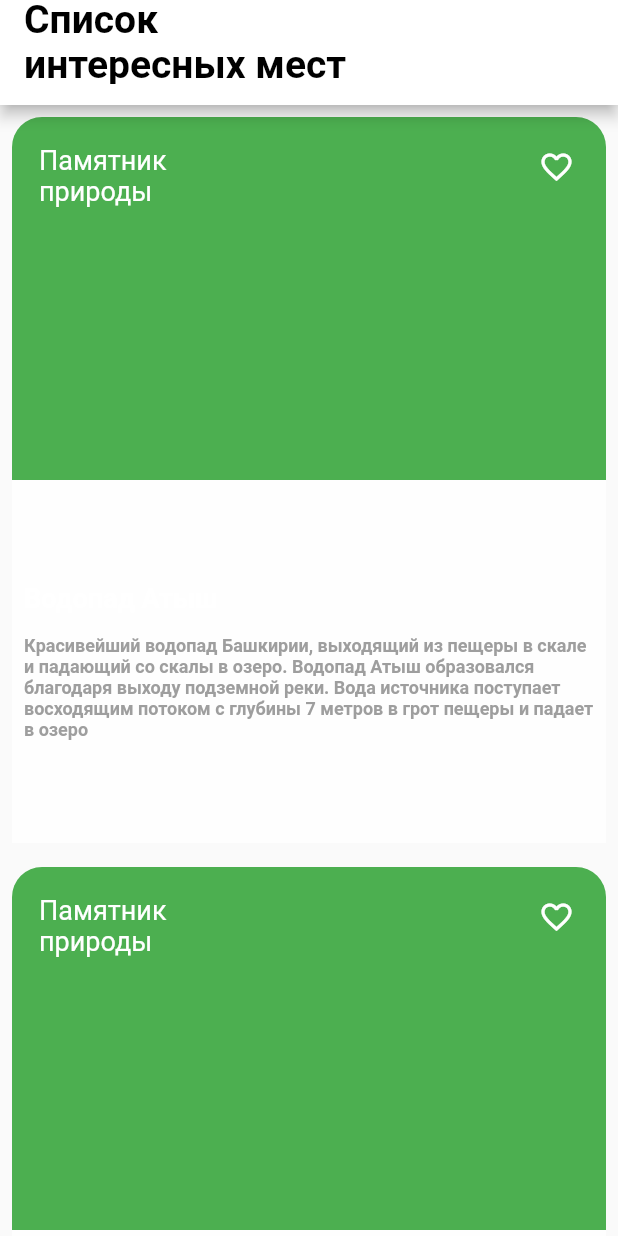
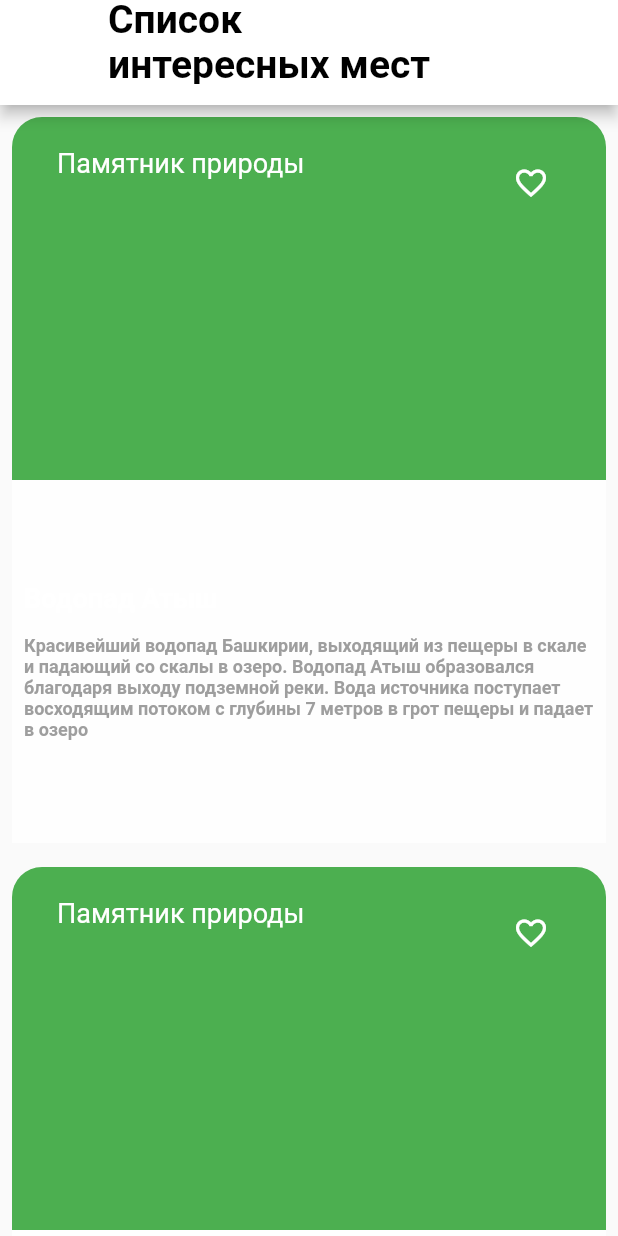
Before and after one commit to venerara/places, a Flutter app: the SightListScreen screen opened directly, on a phone screen of 412 x 824 dp. Run offline on Flutter 3.47's test engine with Material 2 defaults, Android fonts, the phone set to English and light mode, and no system bars.

Commit message:
changes to merge

```diff
--- a/lib/main.dart
+++ b/lib/main.dart
@@ -20,7 +20,7 @@
     return MaterialApp(
       title: 'Flutter Demo App',
       theme: ThemeData(),
-      home: SightListScreen(),
+      home: SightDetails(),
     );
   }
 }
--- a/lib/mocks.dart
+++ b/lib/mocks.dart
@@ -1,8 +1,7 @@
 import 'package:flutter/material.dart';
 import 'package:places/domain/sight.dart';
 
-class Mocks {
-  static final List<Sight> mocks = [
+final List<Sight> mocks = [
   Sight(
     name: 'Водопад Атыш',
     lat: 54.55,
@@ -16,8 +15,7 @@
     name: 'Пещера Шульган-Таш (Капова)',
     lat: 53.02,
     lon: 57.03,
-      url:
-          'https://uraloved.ru/images/mesta/bashkiriya/belaya/kapova-pesh-4.jpg',
+    url: 'https://uraloved.ru/images/mesta/bashkiriya/belaya/kapova-pesh-4.jpg',
     details:
         'Широкую известность пещере придали  около двухсот древних наскальных рисунков, выполненных красной охрой и углем. Возраст рисунков  – 14−14,5 тысяч лет, размер – от 44 до 112 сантиметров. Древние люди изобразили мамонтов, лошадей, других животных, антропоморфные фигуры. Слева от входа в пещеру – озеро глубиной более 80 метров',
     type: 'Памятник природы',
@@ -33,4 +31,3 @@
     type: 'Памятник природы',
   ),
 ];
-}
--- a/lib/ui/res/appstrings.dart
+++ b/lib/ui/res/appstrings.dart
@@ -1,16 +1,18 @@
 import 'package:flutter/material.dart';
 
-/// Текстовые константы
+class AppStrings {
+  /// Текстовые константы
 
-/// AppBar в sight_list_screen
-const titleAppBar = 'Список\nинтересных мест';
+  /// AppBar в sight_list_screen
+  static const titleAppBar = 'Список\nинтересных мест';
 
-/// Кнопки в sight_details
-const titleRoutebutton = 'ПОСТРОИТЬ МАРШРУТ';
-const titlePlanbutton = 'Запланировать';
-const titleFavoritebutton = 'В Избранное';
-const placeName = 'Пряности и радости';
-const placeType = 'ресторан';
-const placeMode = '    закрыто до 09:00';
-const placeDetails =
-    'Кавказские пряности и европейские радости не оставят вас равнодушными. Приготовленные по традиционным грузинским рецептам аджапсандал, несколько видов  хачапури, харчо, лобио и хинкали соседствуют с главными хитами европейской кухни, авторскими блюдами от шеф-повара и великолепными десертами от нашего шеф-кондитера!';
+  /// Кнопки в sight_details
+  static const titleRoutebutton = 'ПОСТРОИТЬ МАРШРУТ';
+  static const titlePlanbutton = 'Запланировать';
+  static const titleFavoritebutton = 'В Избранное';
+  static const placeName = 'Пряности и радости';
+  static const placeType = 'ресторан';
+  static const placeMode = '    закрыто до 09:00';
+  static const placeDetails =
+      'Кавказские пряности и европейские радости не оставят вас равнодушными. Приготовленные по традиционным грузинским рецептам аджапсандал, несколько видов  хачапури, харчо, лобио и хинкали соседствуют с главными хитами европейской кухни, авторскими блюдами от шеф-повара и великолепными десертами от нашего шеф-кондитера!';
+}
--- a/lib/ui/res/buttons.dart
+++ /dev/null
@@ -1,94 +0,0 @@
-import 'package:flutter/material.dart';
-import 'package:places/ui/res/appstrings.dart';
-
-/// кнопка Запланировать
-class PlanButton extends StatelessWidget {
-  const PlanButton({Key? key}) : super(key: key);
-
-  @override
-  Widget build(BuildContext context) {
-    return TextButton(
-      onPressed: () {},
-      style: ButtonStyle(
-        foregroundColor: MaterialStateProperty.all<Color>(Colors.grey),
-      ),
-      child: Row(
-        mainAxisAlignment: MainAxisAlignment.center,
-        children: [
-          Icon(Icons.favorite_border),
-          Text(titlePlanbutton),
-          SizedBox(width: 30, height: 30),
-        ],
-      ),
-    );
-  }
-}
-
-/// кнопка В Избранное
-class FavoriteButton extends StatelessWidget {
-  const FavoriteButton({Key? key}) : super(key: key);
-
-  @override
-  Widget build(BuildContext context) {
-    return TextButton(
-      onPressed: () {},
-      style: ButtonStyle(
-        foregroundColor: MaterialStateProperty.all<Color>(Colors.black),
-      ),
-      child: Row(
-        mainAxisAlignment: MainAxisAlignment.center,
-        children: [
-          Icon(Icons.favorite_border),
-          Text(titleFavoritebutton),
-          SizedBox(width: 30, height: 30),
-        ],
-      ),
-    );
-  }
-}
-
-/// кнопка ПОСТРОИТЬ МАРШРУТ
-class RouteButton extends StatelessWidget {
-  const RouteButton({Key? key}) : super(key: key);
-
-  @override
-  Widget build(BuildContext context) {
-    return TextButton(
-      onPressed: () {},
-      style: ButtonStyle(
-        backgroundColor: MaterialStateProperty.all<Color>(Colors.green),
-        foregroundColor: MaterialStateProperty.all<Color>(Colors.white),
-      ),
-      child: Row(
-        mainAxisAlignment: MainAxisAlignment.center,
-        children: [
-          SizedBox(height: 50, width: 20),
-          Icon(Icons.directions_bus),
-          Text(titleRoutebutton),
-        ],
-      ),
-    );
-  }
-}
-
-class CustomAppBar extends StatelessWidget implements PreferredSizeWidget {
-  CustomAppBar({Key? key})
-      : preferredSize = Size.fromHeight(70.0),
-        super(key: key);
-
-  @override
-  final Size preferredSize;
-
-  @override
-  Widget build(BuildContext context) {
-    return AppBar(
-      backgroundColor: Colors.white,
-      title: Text(
-        titleAppBar,
-        style: TextStyle(
-            color: Colors.black, fontWeight: FontWeight.bold, fontSize: 26),
-        maxLines: 2,
-      ),
-    );
-  }
-}
--- /dev/null
+++ b/lib/ui/screen/components/appbar_custom.dart
@@ -0,0 +1,28 @@
+import 'package:flutter/material.dart';
+import 'package:places/ui/res/appstrings.dart';
+
+class CustomAppBar extends StatelessWidget implements PreferredSizeWidget {
+  final String title;
+  final double height;
+  CustomAppBar({
+    Key? key,
+    required this.title,
+    required this.height,
+  }) : super(key: key);
+
+  @override
+  Size get preferredSize => Size.fromHeight(height);
+
+  @override
+  Widget build(BuildContext context) {
+    return AppBar(
+      backgroundColor: Colors.white,
+      title: Text(
+        title,
+        style: TextStyle(
+            color: Colors.black, fontWeight: FontWeight.bold, fontSize: 26),
+        maxLines: 2,
+      ),
+    );
+  }
+}
--- /dev/null
+++ b/lib/ui/screen/components/button_navigationbar.dart
@@ -0,0 +1,34 @@
+import 'package:flutter/material.dart';
+import 'package:places/ui/res/appstrings.dart';
+
+/// кнопки Запланировать и  В Избранное
+class ButtonNavigationBar extends StatelessWidget {
+  final IconData icon;
+  final Color iconColor;
+  final String title;
+
+  ButtonNavigationBar(
+      {Key? key,
+      required this.title,
+      required this.iconColor,
+      required this.icon})
+      : super(key: key);
+
+  @override
+  Widget build(BuildContext context) {
+    return TextButton(
+      onPressed: () {},
+      style: ButtonStyle(
+        foregroundColor: MaterialStateProperty.all<Color>(iconColor),
+      ),
+      child: Row(
+        mainAxisAlignment: MainAxisAlignment.center,
+        children: [
+          Icon(icon),
+          Text(title),
+          SizedBox(width: 30, height: 30),
+        ],
+      ),
+    );
+  }
+}
--- a/lib/ui/screen/sight_card.dart
+++ b/lib/ui/screen/sight_card.dart
@@ -1,7 +1,8 @@
 import 'package:flutter/material.dart';
 import 'package:places/domain/sight.dart';
 import 'package:places/ui/res/appstrings.dart';
-import 'package:places/ui/res/buttons.dart';
+import 'package:places/ui/screen/components/button_text.dart';
+import 'package:places/ui/screen/components/button_navigationbar.dart';
 import 'package:places/mocks.dart';
 
 class SightCard extends StatelessWidget {
@@ -19,8 +20,10 @@
       child: Column(
         children: [
           Expanded(
+            // child: AspectRatio(
+            //   aspectRatio: 3 / 2,
             child: Container(
-              padding: const EdgeInsets.all(8.0),
+              padding: const EdgeInsets.only(left: 30.0, top: 20.0),
               decoration: BoxDecoration(
                 color: Colors.green,
                 borderRadius: BorderRadius.only(
@@ -28,33 +31,29 @@
                   topRight: Radius.circular(20),
                 ),
               ),
-              child: Stack(
-                children: <Widget>[
-                  Positioned(
-                    top: 10,
-                    left: 10,
-                    child: Container(
-                      width: 100.0,
-                      height: 100.0,
-                      child: TextWrapper(text: sight.type),
-                    ),
+              child: Row(
+                mainAxisAlignment: MainAxisAlignment.center,
+                crossAxisAlignment: CrossAxisAlignment.start,
+                children: [
+                  Text(
+                    sight.type,
+                    style: TextStyle(color: Colors.white, fontSize: 18),
                   ),
-                  // ),
-                  Positioned(
-                    top: 10,
-                    right: 10,
-                    child: Container(
-                      width: 30.0,
-                      height: 30.0,
-                      child: Icon(Icons.favorite_border, color: Colors.white),
-                    ),
-                  ),
+                  Spacer(),
+                  ButtonNavigationBar(
+                      icon: Icons.favorite_border,
+                      iconColor: Colors.white,
+                      title: ""),
                 ],
               ),
             ),
+            // ),
           ),
           Expanded(
+            // child: AspectRatio(
+            //    aspectRatio: 3 / 2,
             child: Container(
+              //constraints: BoxConstraints(maxWidth: 250),
               color: Colors.white70,
               padding: EdgeInsets.all(8),
               alignment: Alignment.centerLeft,
@@ -80,13 +79,3 @@
     );
   }
 }
-
-class TextWrapper extends StatelessWidget {
-  final String text;
-  const TextWrapper({Key? key, required this.text}) : super(key: key);
-
-  @override
-  Widget build(BuildContext context) {
-    return Text(text, style: TextStyle(fontSize: 18, color: Colors.white));
-  }
-}
--- a/lib/ui/screen/sight_list_screen.dart
+++ b/lib/ui/screen/sight_list_screen.dart
@@ -1,6 +1,6 @@
 import 'package:flutter/material.dart';
 import 'package:places/ui/res/appstrings.dart';
-import 'package:places/ui/res/buttons.dart';
+import 'package:places/ui/screen/components/appbar_custom.dart';
 import 'package:places/ui/screen/sight_card.dart';
 import 'package:places/domain/sight.dart';
 import 'package:places/mocks.dart';
@@ -17,16 +17,20 @@
 class _SightListScreenState extends State<SightListScreen> {
   @override
   Widget build(BuildContext context) {
+    final List<Widget> textfield = mocks
+        .map(
+          (Sight sight) => SightCard(
+            sight: sight,
+          ),
+        )
+        .toList();
+
     return Scaffold(
-      appBar: CustomAppBar(),
+      appBar: CustomAppBar(title: AppStrings.titleAppBar, height: 70.0),
       body: Container(
         child: SingleChildScrollView(
           child: Column(
-            children: [
-              SightCard(sight: Mocks.mocks[0]),
-              SightCard(sight: Mocks.mocks[1]),
-              SightCard(sight: Mocks.mocks[2]),
-            ],
+            children: textfield,
           ),
         ),
       ),
```
Also changed, not shown: lib/ui/screen/components/button_list.dart (added, +26 -0 lines), lib/ui/screen/components/button_text.dart (added, +26 -0 lines), lib/ui/screen/sight_details.dart (+17 -15 lines). Lines whose indentation alone changed are shown as unchanged.
